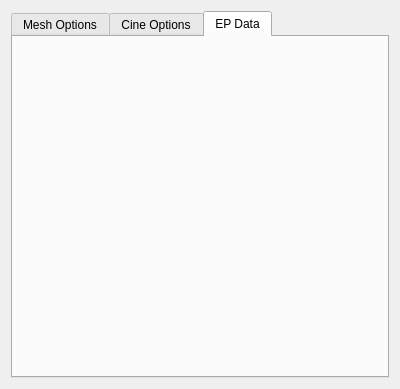
pengwg/vurtigo, file rtUI/EPOptions.ui: the form before one commit.
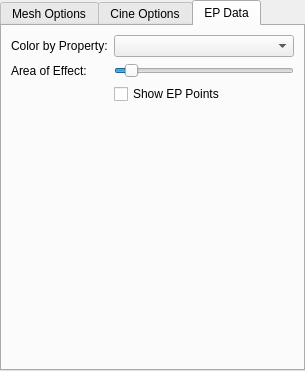
The form after the commit. The open tabs and pages were chosen to show the change.

Commit message:
Added the info points to the EP render pipeline. BugID:708 Analysis:The info points locations are now shown with small spheres. The area of effect is now an option the user can adjust.
Resolution:

Reviewed by:

Patch:
```diff
--- a/rtUI/EPOptions.ui
+++ b/rtUI/EPOptions.ui
@@ -6,14 +6,20 @@
    <rect>
     <x>0</x>
     <y>0</y>
-    <width>400</width>
-    <height>389</height>
+    <width>305</width>
+    <height>371</height>
    </rect>
   </property>
   <property name="windowTitle">
    <string>Form</string>
   </property>
   <layout class="QVBoxLayout" name="verticalLayout">
+   <property name="spacing">
+    <number>0</number>
+   </property>
+   <property name="margin">
+    <number>0</number>
+   </property>
    <item>
     <widget class="QTabWidget" name="epTabs">
      <property name="currentIndex">
@@ -280,6 +286,61 @@
       <attribute name="title">
        <string>EP Data</string>
       </attribute>
+      <layout class="QFormLayout" name="formLayout">
+       <item row="4" column="0">
+        <spacer name="verticalSpacer_2">
+         <property name="orientation">
+          <enum>Qt::Vertical</enum>
+         </property>
+         <property name="sizeHint" stdset="0">
+          <size>
+           <width>20</width>
+           <height>224</height>
+          </size>
+         </property>
+        </spacer>
+       </item>
+       <item row="2" column="1">
+        <widget class="QSlider" name="effectSlider">
+         <property name="minimum">
+          <number>10</number>
+         </property>
+         <property name="maximum">
+          <number>250</number>
+         </property>
+         <property name="value">
+          <number>25</number>
+         </property>
+         <property name="orientation">
+          <enum>Qt::Horizontal</enum>
+         </property>
+        </widget>
+       </item>
+       <item row="0" column="0">
+        <widget class="QLabel" name="label_8">
+         <property name="text">
+          <string>Color by Property:</string>
+         </property>
+        </widget>
+       </item>
+       <item row="0" column="1">
+        <widget class="QComboBox" name="colorByComboBox"/>
+       </item>
+       <item row="2" column="0">
+        <widget class="QLabel" name="label_9">
+         <property name="text">
+          <string>Area of Effect:</string>
+         </property>
+        </widget>
+       </item>
+       <item row="3" column="1">
+        <widget class="QCheckBox" name="showPointsCheckBox">
+         <property name="text">
+          <string>Show EP Points</string>
+         </property>
+        </widget>
+       </item>
+      </layout>
      </widget>
     </widget>
    </item>
```
Left out of the diff: 2 changed lines with no effect on the pictures. The commit also changes 6 other files.
